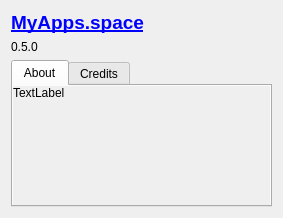
Qt form ola/client/auth/about_form.ui (myapps-directory/myapps-client) before a commit.
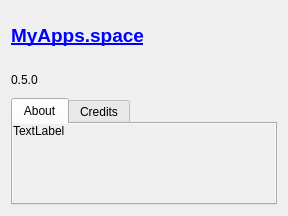
The same form after that commit.

What changed in the file:
```diff
--- a/ola/client/auth/about_form.ui
+++ b/ola/client/auth/about_form.ui
@@ -6,8 +6,8 @@
    <rect>
     <x>0</x>
     <y>0</y>
-    <width>283</width>
-    <height>218</height>
+    <width>288</width>
+    <height>216</height>
    </rect>
   </property>
   <property name="windowTitle">
@@ -16,10 +16,16 @@
   <layout class="QVBoxLayout" name="verticalLayout">
    <item>
     <widget class="QLabel" name="label_title">
+     <property name="minimumSize">
+      <size>
+       <width>0</width>
+       <height>50</height>
+      </size>
+     </property>
      <property name="maximumSize">
       <size>
        <width>16777215</width>
-       <height>30</height>
+       <height>50</height>
       </size>
      </property>
      <property name="font">
@@ -37,10 +43,16 @@
    </item>
    <item>
     <widget class="QLabel" name="label_version">
+     <property name="minimumSize">
+      <size>
+       <width>0</width>
+       <height>25</height>
+      </size>
+     </property>
      <property name="maximumSize">
       <size>
        <width>16777215</width>
-       <height>20</height>
+       <height>25</height>
       </size>
      </property>
      <property name="text">
@@ -92,8 +104,8 @@
            <rect>
             <x>0</x>
             <y>0</y>
-            <width>255</width>
-            <height>109</height>
+            <width>260</width>
+            <height>76</height>
            </rect>
           </property>
           <layout class="QVBoxLayout" name="verticalLayout_5">
```
Left out of the diff: 4 changed lines with no effect on the pictures.
